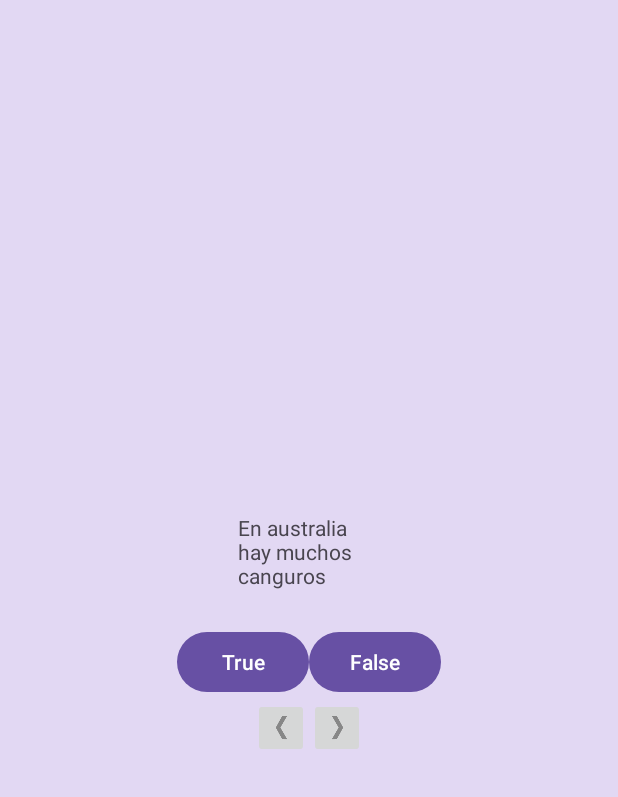
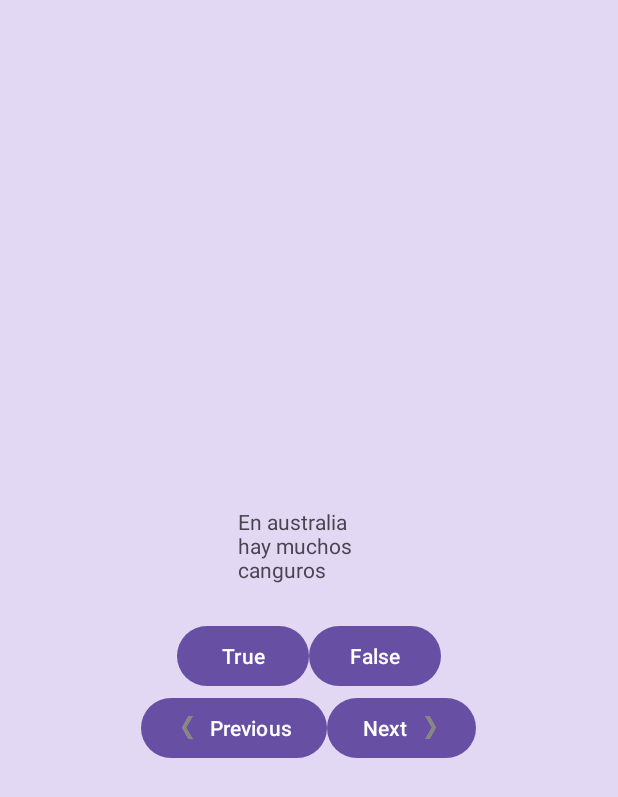
Before and after one commit to Pulpii/QuizActivity, an Android app: the screen it shows after launch (QuizActivity), on a phone screen of 412 x 824 dp. Shown: the top 797 px of the screen. Run offline under Robolectric (Android 15) with nearby library versions, the phone set to English and light mode, and no system bars.

Commit message:
Disabled buttons next and previous

```diff
--- a/app/src/main/java/com/example/geoquiz/QuizActivity.java
+++ b/app/src/main/java/com/example/geoquiz/QuizActivity.java
@@ -14,8 +14,8 @@ import android.os.Bundle;
 public class QuizActivity extends AppCompatActivity {
     private Button mTrueButton;
     private Button mFalseButton;
-    private ImageButton mNextButton;
-    private ImageButton mPreviousButton;
+    private Button mNextButton;
+    private Button mPreviousButton;
     private TextView mQuestionTextView;
 
     private Question[] mQuestionBank = new Question[]{
@@ -52,20 +52,28 @@ public class QuizActivity extends AppCompatActivity {
             }
         });
 
-        mNextButton = (ImageButton) findViewById(R.id.next_button);
+        mNextButton = (Button) findViewById(R.id.next_button);
         mNextButton.setOnClickListener(new View.OnClickListener() {
             @Override
             public void onClick(View view) {
-                mCurrentIndex = (mCurrentIndex + 1) % mQuestionBank.length;
+                mPreviousButton.setEnabled(true);
+                mCurrentIndex = mCurrentIndex + 1;
+                if (mCurrentIndex == mQuestionBank.length - 1){
+                    mNextButton.setEnabled(false);
+                }
                updateQuestion();
             }
         });
 
-        mPreviousButton = (ImageButton) findViewById(R.id.previous_button);
+        mPreviousButton = (Button) findViewById(R.id.previous_button);
         mPreviousButton.setOnClickListener(new View.OnClickListener() {
             @Override
             public void onClick(View view) {
-                mCurrentIndex = mCurrentIndex > 0 ? (mCurrentIndex - 1) : (mQuestionBank.length - 1);
+                mNextButton.setEnabled(true);
+                mCurrentIndex = mCurrentIndex - 1;
+                if (mCurrentIndex == 0){
+                    mPreviousButton.setEnabled(false);
+                }
                 updateQuestion();
             }
         });
--- a/app/src/main/res/layout/quiz_main.xml
+++ b/app/src/main/res/layout/quiz_main.xml
@@ -36,17 +36,20 @@
             android:layout_width="wrap_content"
             android:layout_height="wrap_content"
             android:orientation="horizontal">
-        <ImageButton
+        <Button
                 android:id="@+id/previous_button"
                 android:layout_width="wrap_content"
                 android:layout_height="wrap_content"
                 android:src="@drawable/arrow_left"
+                android:text="Previous"
+                android:drawableLeft="@drawable/arrow_left"
         />
-        <ImageButton
+        <Button
                 android:id="@+id/next_button"
                 android:layout_width="wrap_content"
                 android:layout_height="wrap_content"
-                android:src="@drawable/arrow_right"
+                android:drawableRight="@drawable/arrow_right"
+                android:text="Next"
         />
 
     </LinearLayout>
```
